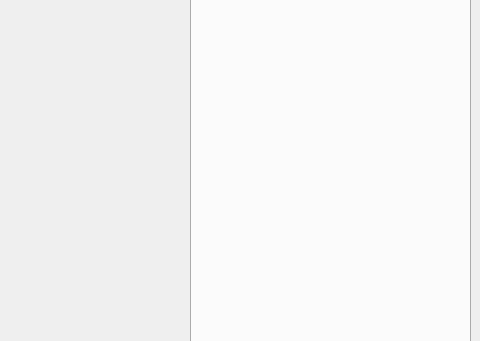
alejita11011/CES-Simulator, file src/mainwindow.ui: the form before one commit; both pictures show x 660 to 1140 and y 86 to 427 of the 1140 by 912 pixel window.
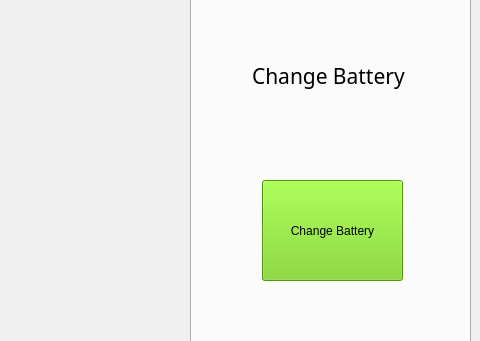
The form after the commit. The open tabs and pages were chosen to show the change. Icons and pictures are not drawn.

Commit message: Add button and slot for battery change

Diff of the .ui file:
```diff
--- a/src/mainwindow.ui
+++ b/src/mainwindow.ui
@@ -545,6 +545,41 @@
         <attribute name="title">
          <string>Battery Replacement</string>
         </attribute>
+        <widget class="QPushButton" name="batteryChangeButton">
+         <property name="geometry">
+          <rect>
+           <x>70</x>
+           <y>240</y>
+           <width>141</width>
+           <height>101</height>
+          </rect>
+         </property>
+         <property name="styleSheet">
+          <string notr="true">background-color: rgb(115, 210, 22);</string>
+         </property>
+         <property name="text">
+          <string>Change Battery</string>
+         </property>
+        </widget>
+        <widget class="QLabel" name="batteryChangeLabel">
+         <property name="geometry">
+          <rect>
+           <x>60</x>
+           <y>120</y>
+           <width>171</width>
+           <height>31</height>
+          </rect>
+         </property>
+         <property name="font">
+          <font>
+           <family>Noto Sans Adlam</family>
+           <pointsize>16</pointsize>
+          </font>
+         </property>
+         <property name="text">
+          <string>Change Battery </string>
+         </property>
+        </widget>
        </widget>
       </widget>
      </item>
```
The commit also changes 2 other files.
